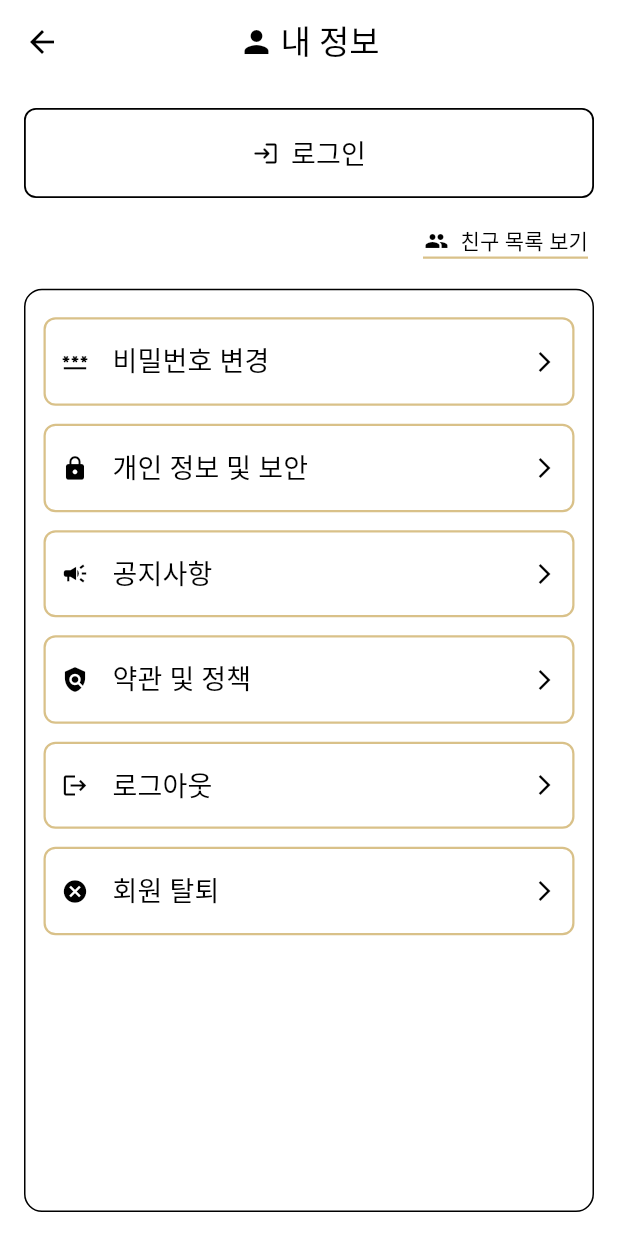
After one commit to partmant/FairMeeting, a Flutter app: the MyInfoPage screen opened directly, on a phone screen of 412 x 824 dp. The commit adds this screen. Run offline on Flutter 3.47's test engine with Material 3 defaults, Android fonts, the phone set to English and light mode, and no system bars; missing offline and left inert: kakao_flutter_sdk_user, kakao_map_plugin.

Commit message:
feat: 내 정보 UI 구현

```diff
--- a/lib/main.dart
+++ b/lib/main.dart
@@ -10,7 +10,7 @@ import 'screens/kakao_map_screen.dart';
 void main() {
   WidgetsFlutterBinding.ensureInitialized();
   KakaoSdk.init(
-    nativeAppKey: '9255023b3d9eebeecb1887c7ec03991d'
+      nativeAppKey: '9255023b3d9eebeecb1887c7ec03991d'
   );
   AuthRepository.initialize(appKey: '37a305a2cced0d6cc202933800e44385');  // 앱 실행 전에 반드시 카카오 지도 플러그인 초기화
 
--- /dev/null
+++ b/lib/screens/My_Info.dart
@@ -0,0 +1,183 @@
+import 'package:flutter/material.dart';
+
+void main() {
+  runApp(const MyApp());
+}
+
+class MyApp extends StatelessWidget {
+  const MyApp({super.key});
+
+  @override
+  Widget build(BuildContext context) {
+    return MaterialApp(
+      title: '내 정보',
+      home: const MyInfoPage(),
+    );
+  }
+}
+
+class MyInfoPage extends StatelessWidget {
+  const MyInfoPage({super.key});
+
+  void _onButtonPressed(String title) {
+    print('$title 버튼 클릭됨');
+  }
+
+  @override
+  Widget build(BuildContext context) {
+    return Scaffold(
+      backgroundColor: Colors.white,
+      appBar: AppBar(
+        elevation: 0,
+        backgroundColor: Colors.white,
+        centerTitle: true,
+        leading: IconButton(
+          icon: const Icon(Icons.arrow_back, color: Colors.black),
+          onPressed: () {},
+        ),
+        title: Row(
+          mainAxisSize: MainAxisSize.min,
+          children: const [
+            Icon(Icons.person, color: Colors.black),
+            SizedBox(width: 4),
+            Text(
+              '내 정보',
+              style: TextStyle(color: Colors.black),
+            ),
+          ],
+        ),
+      ),
+      body: Padding(
+        padding: const EdgeInsets.all(16),
+        child: Column(
+          children: [
+            // 로그인 버튼 형태 사용자 정보 카드
+            Container(
+              width: double.infinity,
+              height: 60,
+              decoration: BoxDecoration(
+                border: Border.all(color: Colors.black, width: 1.2),
+                borderRadius: BorderRadius.circular(8),
+              ),
+              child: TextButton(
+                style: TextButton.styleFrom(
+                  foregroundColor: Colors.black,
+                  padding: const EdgeInsets.symmetric(horizontal: 16),
+                  shape: RoundedRectangleBorder(
+                    borderRadius: BorderRadius.circular(8),
+                  ),
+                ),
+                onPressed: () => _onButtonPressed("로그인"),
+                child: Row(
+                  mainAxisAlignment: MainAxisAlignment.center,
+                  children: const [
+                    Icon(Icons.login_rounded, color: Colors.black),
+                    SizedBox(width: 8),
+                    Text(
+                      '로그인',
+                      style: TextStyle(
+                        fontSize: 18,
+                        fontWeight: FontWeight.w500,
+                        color: Colors.black,
+                      ),
+                    ),
+                  ],
+                ),
+              ),
+            ),
+
+            const SizedBox(height: 10),
+
+            // 친구 목록 보기 + 줄
+            Padding(
+              padding: const EdgeInsets.only(top: 8, right: 4),
+              child: Align(
+                alignment: Alignment.centerRight,
+                child: Column(
+                  mainAxisSize: MainAxisSize.min,
+                  crossAxisAlignment: CrossAxisAlignment.end,
+                  children: [
+                    TextButton.icon(
+                      onPressed: () => _onButtonPressed("친구 목록 보기"),
+                      icon: const Icon(Icons.people, color: Colors.black, size: 16),
+                      label: const Text(
+                        '친구 목록 보기',
+                        style: TextStyle(fontSize: 14, color: Colors.black),
+                      ),
+                      style: TextButton.styleFrom(
+                        padding: EdgeInsets.zero,
+                        tapTargetSize: MaterialTapTargetSize.shrinkWrap,
+                        minimumSize: Size.zero,
+                      ),
+                    ),
+                    Container(
+                      height: 1.5,
+                      width: 110,
+                      color: const Color(0xFFD9C189),
+                    ),
+                  ],
+                ),
+              ),
+            ),
+
+            const SizedBox(height: 20),
+
+            // 메뉴 리스트
+            Expanded(
+              child: Container(
+                padding: const EdgeInsets.all(12),
+                decoration: BoxDecoration(
+                  border: Border.all(color: Colors.black),
+                  borderRadius: BorderRadius.circular(12),
+                ),
+                child: ListView(
+                  children: [
+                    _buildOutlinedMenu(Icons.password, '비밀번호 변경'),
+                    _buildOutlinedMenu(Icons.lock, '개인 정보 및 보안'),
+                    _buildOutlinedMenu(Icons.campaign, '공지사항'),
+                    _buildOutlinedMenu(Icons.policy, '약관 및 정책'),
+                    _buildOutlinedMenu(Icons.logout, '로그아웃'),
+                    _buildOutlinedMenu(Icons.cancel, '회원 탈퇴'),
+                  ],
+                ),
+              ),
+            ),
+          ],
+        ),
+      ),
+    );
+  }
+
+  Widget _buildOutlinedMenu(IconData icon, String title) {
+    return Padding(
+      padding: const EdgeInsets.symmetric(vertical: 6),
+      child: OutlinedButton(
+        onPressed: () => _onButtonPressed(title),
+        style: OutlinedButton.styleFrom(
+          backgroundColor: Colors.white,
+          side: const BorderSide(color: Color(0xFFD9C189), width: 1.5),
+          padding: const EdgeInsets.symmetric(vertical: 16, horizontal: 12),
+          shape: RoundedRectangleBorder(
+            borderRadius: BorderRadius.circular(8),
+          ),
+        ),
+        child: Row(
+          children: [
+            Icon(icon, color: Colors.black),
+            const SizedBox(width: 16),
+            Expanded(
+              child: Text(
+                title,
+                style: const TextStyle(
+                  fontSize: 18,
+                  color: Colors.black,
+                ),
+              ),
+            ),
+            const Icon(Icons.arrow_forward_ios, size: 16, color: Colors.black),
+          ],
+        ),
+      ),
+    );
+  }
+}
```
Also changed, not shown: 2 other files.
